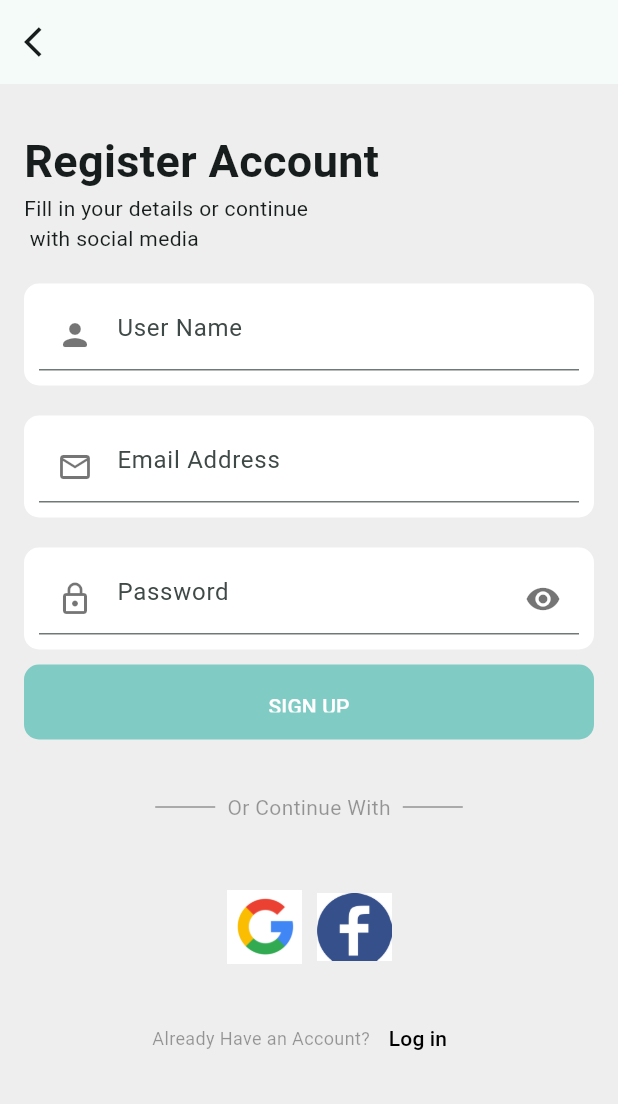
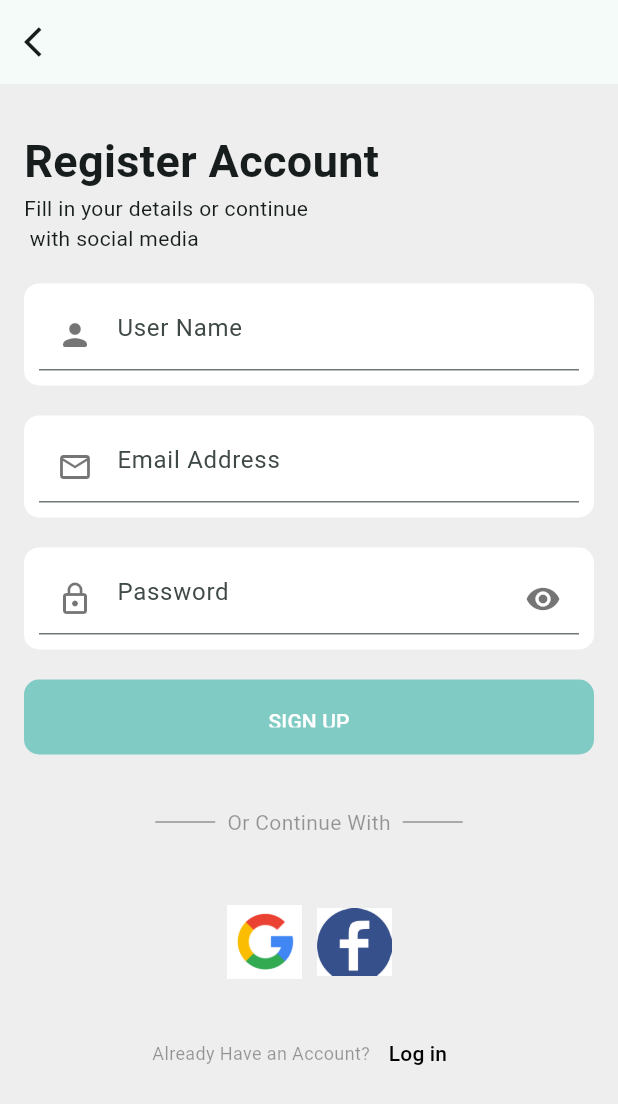
Before and after one commit to Dehbbyk/job_search_app, a Flutter app: the RegisterPage screen opened directly, on a phone screen of 412 x 824 dp. Shown: the top 1104 px of the screen. Run offline on Flutter 3.47's test engine with Material 3 defaults, Android fonts, the phone set to English and light mode, and no system bars.

Commit message:
Final adjustments to all screen

```diff
--- a/lib/home/homeViews/homeWidgets/home_view.dart
+++ b/lib/home/homeViews/homeWidgets/home_view.dart
@@ -47,7 +47,7 @@ class HomeView extends StatelessWidget {
                   Container(
                     margin: EdgeInsets.all(20),
                     height: 50,
-                    width: 650,
+                    width: 200,
                     decoration: BoxDecoration(
                       color: Colors.white,
                       borderRadius: BorderRadius.circular(16),
--- a/lib/login/widgets/login_item.dart
+++ b/lib/login/widgets/login_item.dart
@@ -9,7 +9,8 @@ class LoginItem extends StatelessWidget {
 
   @override
   Widget build(BuildContext context) {
-    return Container(
+    return Center(
+      child: Container(
         padding: EdgeInsets.all(10),
         decoration: BoxDecoration(
             color: Colors.teal.shade200,
@@ -28,6 +29,7 @@ class LoginItem extends StatelessWidget {
             child: Text("LOG IN"),
           ),
         ),
+      ),
     );
   }
 }
--- a/lib/main.dart
+++ b/lib/main.dart
@@ -1,5 +1,6 @@
 import 'package:flutter/material.dart';
-import 'package:job_search_app/login/login_page.dart';
+import 'package:job_search_app/home/homeViews/pages/home_page.dart';
+import 'package:job_search_app/home/notification/notification_item.dart';
 import 'package:job_search_app/register/register_page.dart';
 
 void main() {
@@ -20,7 +21,7 @@ class MyApp extends StatelessWidget {
         colorScheme: ColorScheme.fromSeed(seedColor: Colors.teal),
         useMaterial3: true,
       ),
-      home: RegisterPage(),
+      home: NotificationPage(),
     );
   }
 }
--- a/lib/register/register_page.dart
+++ b/lib/register/register_page.dart
@@ -45,9 +45,7 @@ class RegisterPage extends StatelessWidget {
             Email(),
             SizedBox(height: 20),
             Password(),
-            SizedBox(
-              height: 10,
-            ),
+            SizedBox(height: 20),
             SignUp(),
             SizedBox(height: 15),
             ContinueWithItem(),
--- a/lib/register/widgets/sign_up.dart
+++ b/lib/register/widgets/sign_up.dart
@@ -9,7 +9,8 @@ class SignUp extends StatelessWidget {
 
   @override
   Widget build(BuildContext context) {
-    return Container(
+    return Center(
+      child: Container(
         padding: EdgeInsets.all(10),
         decoration: BoxDecoration(
             color: Colors.teal.shade200,
@@ -33,6 +34,7 @@ class SignUp extends StatelessWidget {
             ),
           ),
         ),
+      ),
     );
   }
 }
```
Lines whose indentation alone changed are shown as unchanged.
